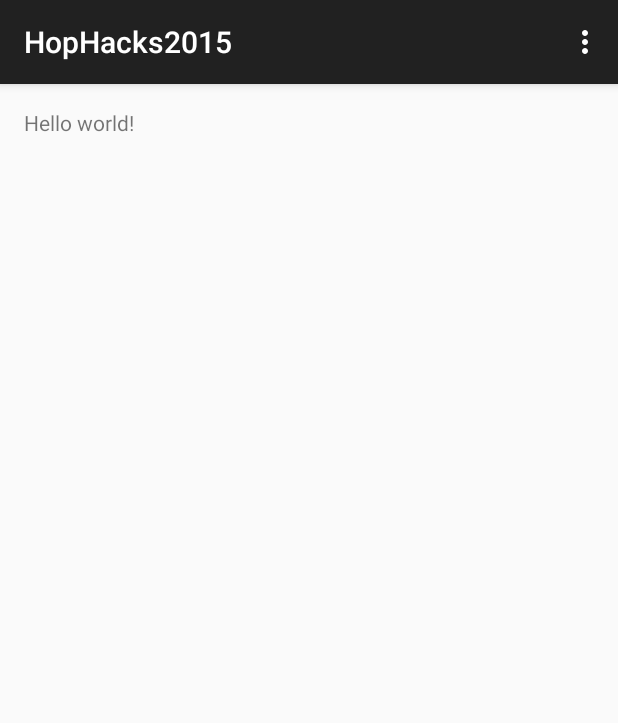
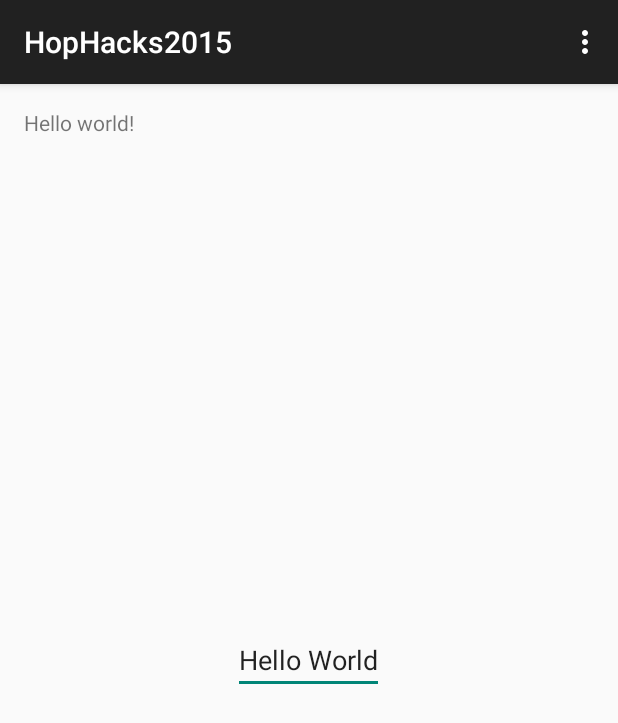
Before and after one commit to daisyinaglass/hophacks, an Android app: the screen it shows after launch (MainActivity), on a phone screen of 412 x 824 dp. Shown: the top 723 px of the screen. Run offline under Robolectric (Android 15) with nearby library versions, the phone set to English and light mode, and no system bars.

Commit message:
First Push

```diff
--- a/HopHacks2015/app/src/main/res/layout/activity_main.xml
+++ b/HopHacks2015/app/src/main/res/layout/activity_main.xml
@@ -1,4 +1,12 @@
 <FrameLayout xmlns:android="http://schemas.android.com/apk/res/android"
     xmlns:tools="http://schemas.android.com/tools" android:id="@+id/container"
     android:layout_width="match_parent" android:layout_height="match_parent"
-    tools:context=".MainActivity" tools:ignore="MergeRootFrame" />
+    tools:context=".MainActivity" tools:ignore="MergeRootFrame" >
+
+    <EditText
+        android:layout_width="wrap_content"
+        android:layout_height="wrap_content"
+        android:id="@+id/editText"
+        android:layout_gravity="center"
+        android:text="Hello World" />
+</FrameLayout>
```
Also changed, not shown: 1 other file.
